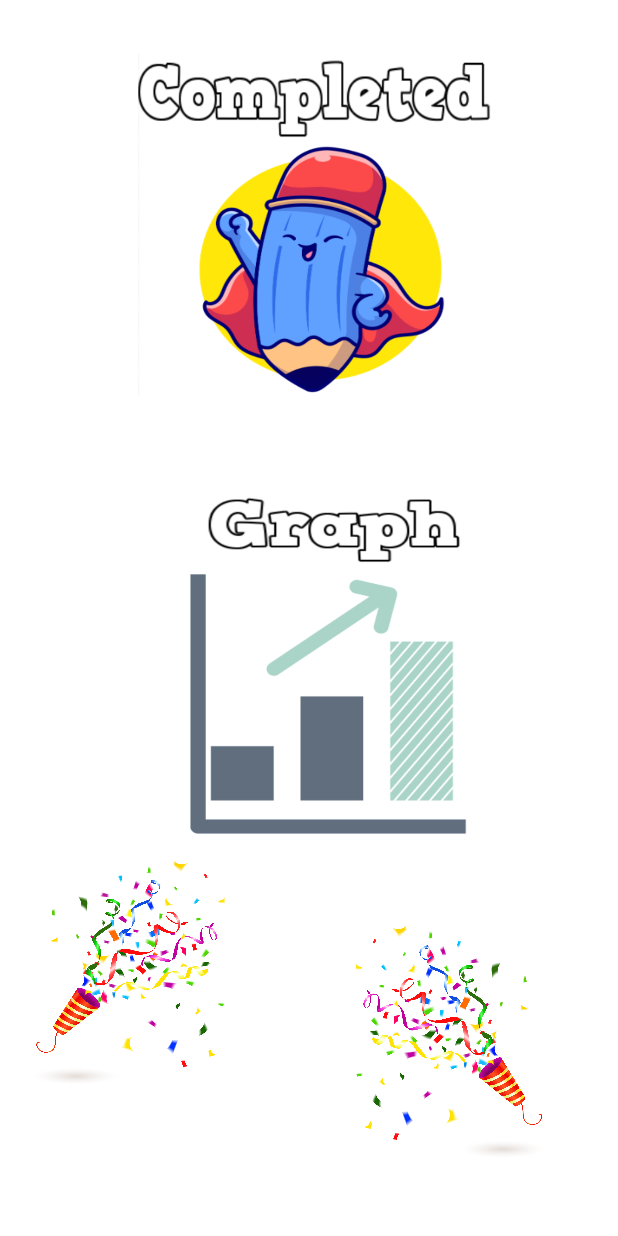
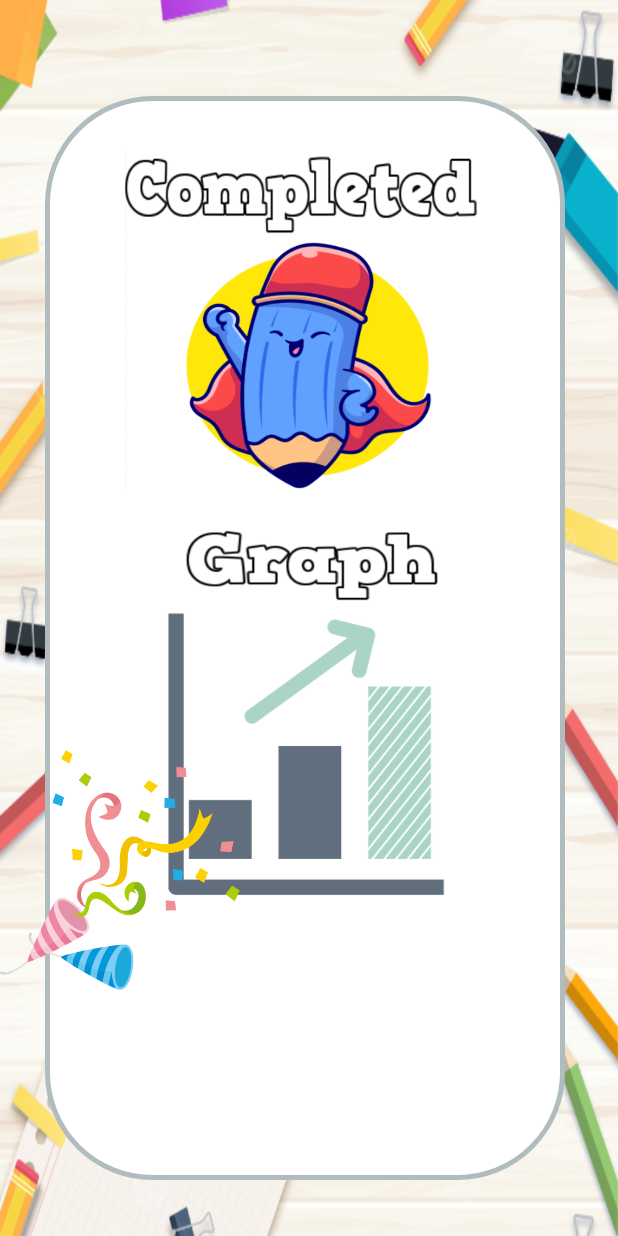
Before and after one commit to Kumoichi/SaveStudy, an Android app: the DataMenu screen opened directly, with no data from a screen before it, on a phone screen of 412 x 824 dp. Run offline under Robolectric (Android 15) with nearby library versions, the light colour scheme and no system bars.

Commit message:
changed graph UI and UserList UI

```diff
--- a/app/src/main/java/com/example/savestudy/MainActivity.java
+++ b/app/src/main/java/com/example/savestudy/MainActivity.java
@@ -17,7 +17,6 @@
 import java.util.Random;
 
 public class MainActivity extends AppCompatActivity {
-
 
     TextView stuTime,textView_subject,textView_task;
     ImageButton insert_btn;
--- a/app/src/main/res/layout/activity_data_menu.xml
+++ b/app/src/main/res/layout/activity_data_menu.xml
@@ -1,16 +1,38 @@
 <?xml version="1.0" encoding="utf-8"?>
-<androidx.constraintlayout.widget.ConstraintLayout xmlns:android="http://schemas.android.com/apk/res/android"
+<RelativeLayout xmlns:android="http://schemas.android.com/apk/res/android"
     xmlns:app="http://schemas.android.com/apk/res-auto"
     xmlns:tools="http://schemas.android.com/tools"
     android:layout_width="match_parent"
     android:layout_height="match_parent"
+    android:background="@drawable/backgroundfour"
+    tools:context=".DataMenu">
 
-    tools:context=".DataMenu">
+
+    <LinearLayout
+        android:id="@+id/linearLayout2"
+        android:layout_width="350dp"
+        android:layout_height="600dp"
+        android:layout_alignParentStart="true"
+        android:layout_alignParentTop="true"
+        android:layout_alignParentEnd="true"
+        android:layout_alignParentBottom="true"
+        android:layout_centerHorizontal="true"
+        android:layout_marginStart="30dp"
+        android:layout_marginTop="64dp"
+        android:layout_marginEnd="35dp"
+        android:layout_marginBottom="37dp"
+        android:background="@drawable/layout_bg"
+        android:orientation="vertical"
+        app:layout_constraintBottom_toBottomOf="parent"
+        app:layout_constraintEnd_toEndOf="parent"
+        app:layout_constraintStart_toStartOf="parent"
+        app:layout_constraintTop_toTopOf="parent">
 
         <ImageButton
             android:id="@+id/completed_btn"
             android:layout_width="239dp"
             android:layout_height="227dp"
+            android:layout_gravity="center"
             android:layout_marginTop="36dp"
             android:background="@drawable/completedimage"
             app:layout_constraintEnd_toEndOf="parent"
@@ -21,7 +43,9 @@
         <ImageButton
             android:id="@+id/graph_btn"
             android:layout_width="235dp"
-        android:layout_height="235dp"
+            android:layout_height="255dp"
+            android:layout_gravity="center"
+            android:layout_marginTop="20dp"
             android:background="@drawable/graphimage"
             app:layout_constraintBottom_toBottomOf="parent"
             app:layout_constraintEnd_toEndOf="parent"
@@ -30,26 +54,16 @@
             app:layout_constraintTop_toBottomOf="@+id/completed_btn"
             app:layout_constraintVertical_bias="0.192" />
 
-    <ImageButton
-        android:id="@+id/imageButton4"
-        android:layout_width="180dp"
-        android:layout_height="171dp"
-        android:background="@drawable/propper"
-        app:layout_constraintBottom_toBottomOf="parent"
-        app:layout_constraintEnd_toEndOf="parent"
-        app:layout_constraintHorizontal_bias="0.0"
-        app:layout_constraintStart_toStartOf="parent"
-        app:layout_constraintTop_toBottomOf="@+id/graph_btn"
-        app:layout_constraintVertical_bias="0.0" />
 
-    <ImageButton
-        android:layout_width="178dp"
-        android:layout_height="178dp"
-        android:background="@drawable/propper"
-        android:scaleX="-1"
-        app:layout_constraintBottom_toBottomOf="parent"
-        app:layout_constraintEnd_toEndOf="parent"
-        app:layout_constraintStart_toEndOf="@+id/imageButton4"
-        app:layout_constraintTop_toBottomOf="@+id/graph_btn" />
+    </LinearLayout>
 
-</androidx.constraintlayout.widget.ConstraintLayout>
+    <ImageView
+        android:layout_width="160dp"
+        android:layout_height="160dp"
+        android:layout_alignParentStart="true"
+        android:layout_alignParentTop="true"
+        android:layout_marginStart="0dp"
+        android:layout_marginTop="500dp"
+        android:background="@drawable/propper"></ImageView>
+
+</RelativeLayout>
--- a/app/src/main/res/layout/userdata.xml
+++ b/app/src/main/res/layout/userdata.xml
@@ -1,7 +1,7 @@
 <?xml version="1.0" encoding="utf-8"?>
 <androidx.cardview.widget.CardView xmlns:android="http://schemas.android.com/apk/res/android"
     android:layout_width="match_parent"
-    android:layout_height="140dp"
+    android:layout_height="wrap_content"
     xmlns:app="http://schemas.android.com/apk/res-auto"
     app:cardBackgroundColor="@color/white"
     app:cardElevation="15dp"
```
Also changed, not shown: app/src/main/java/com/example/savestudy/BarGraph.java (+13 -5 lines), app/src/main/java/com/example/savestudy/Timer.java (+4 -9 lines), app/src/main/res/layout/activity_bar_graph.xml (+25 -15 lines), app/src/main/res/layout/activity_user_list.xml (+9 -10 lines), app/src/main/res/drawable-v24/backgroundfive.png (added), app/src/main/res/drawable-v24/propper.jpg (deleted), app/src/main/res/drawable-v24/propper.png (added). Lines whose indentation alone changed are shown as unchanged.
